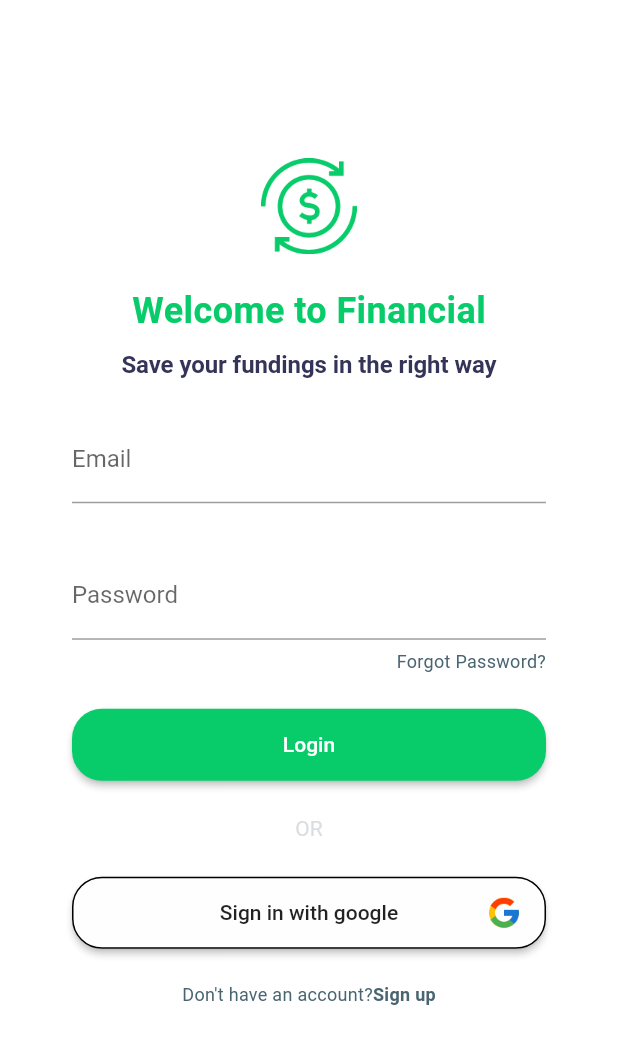
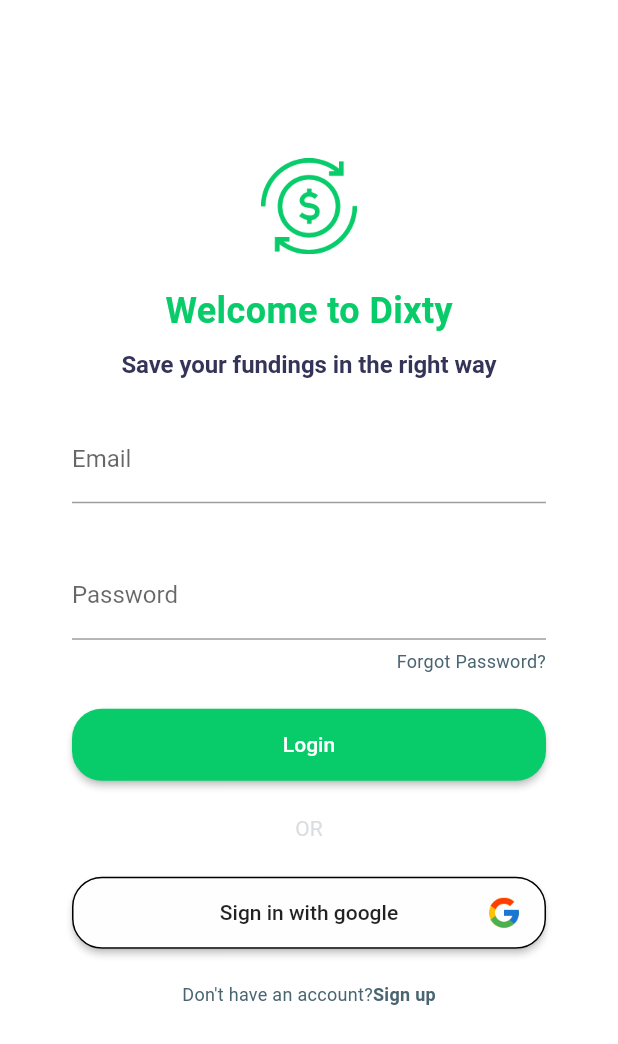
Before and after one commit to maugustosemperfi/financial-mobile, a Flutter app: the LoginPage screen opened directly, on a phone screen of 412 x 824 dp. Shown: the top 1044 px of the screen. Run offline on Flutter 3.47's test engine with Material 2 defaults, Android fonts, the phone set to English and light mode, and no system bars; our stand-ins replace bloc, carousel_slider, dio, equatable, fluro, flutter_bloc and 3 more; accounts and stored records are empty; generated files the repository leaves out were written again; network calls fail; statements that could not run were skipped.

```diff
--- a/lib/pages/login/login_page.dart
+++ b/lib/pages/login/login_page.dart
@@ -50,7 +50,7 @@ class _LoginPageState extends State<LoginPage> {
                                 Container(
                                   padding: EdgeInsets.only(bottom: 12),
                                   child: Text(
-                                    "Welcome to Financial",
+                                    "Welcome to Dixty",
                                     style: AppTheme.headline,
                                   ),
                                 ),
--- a/lib/pages/overview/overview_page.dart
+++ b/lib/pages/overview/overview_page.dart
@@ -28,7 +28,7 @@ class _OverviewPageState extends State<OverviewPage> {
                 CarouselSlider(
                   enableInfiniteScroll: false,
                   autoPlay: false,
-                  enlargeCenterPage: true,
+                  enlargeCenterPage: false,
                   items: <Widget>[
                     AlertWidget(
                       iconData: Icons.subscriptions,
--- a/lib/pages/overview/widgets/accounts_widget.dart
+++ b/lib/pages/overview/widgets/accounts_widget.dart
@@ -41,7 +41,7 @@ class _AccountsWidgetState extends State<AccountsWidget> {
   }
 
   _getAccountsOverview() async {
-    final overviewAccountJson = await Application.dio.get('accounts/overview');
+    final overviewAccountJson = await AccountsService.getOverview();
 
     final overviewAccount =
         OverviewAccount.fromJson(jsonDecode(overviewAccountJson.data));
```
Also changed, not shown: lib/pages/home/home_page.dart (+11 -1 lines).
